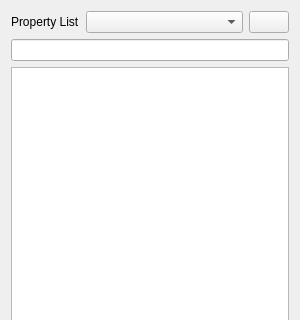
Above: Plugins/org.mitk.gui.qt.properties/src/internal/QmitkPropertyTreeView.ui from MITK/MITK before the change; both pictures show x 0 to 300 and y 0 to 320 of the 300 by 600 pixel window. Below: the same form after it.
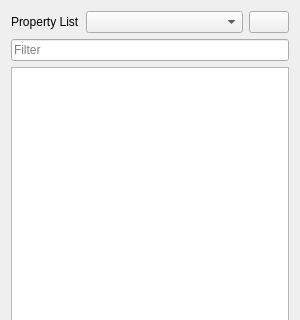
That is the form after the change. Icons and pictures are not drawn.

Commit message: Set placeholder text for filter QLineEdit in UI file.

Patch:
```diff
--- a/Plugins/org.mitk.gui.qt.properties/src/internal/QmitkPropertyTreeView.ui
+++ b/Plugins/org.mitk.gui.qt.properties/src/internal/QmitkPropertyTreeView.ui
@@ -65,7 +65,11 @@
     </layout>
    </item>
    <item>
-    <widget class="QLineEdit" name="filterLineEdit"/>
+    <widget class="QLineEdit" name="filterLineEdit">
+     <property name="placeholderText">
+      <string>Filter</string>
+     </property>
+    </widget>
    </item>
    <item>
     <widget class="QTreeView" name="treeView">
```
The commit also changes 1 other file.
